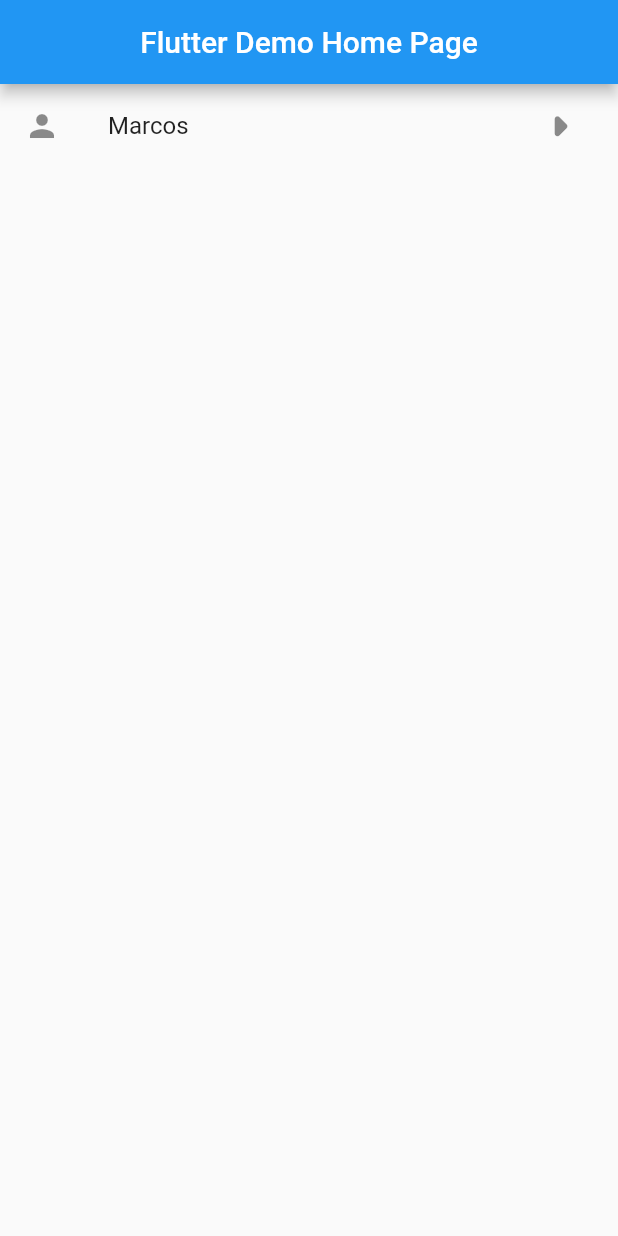
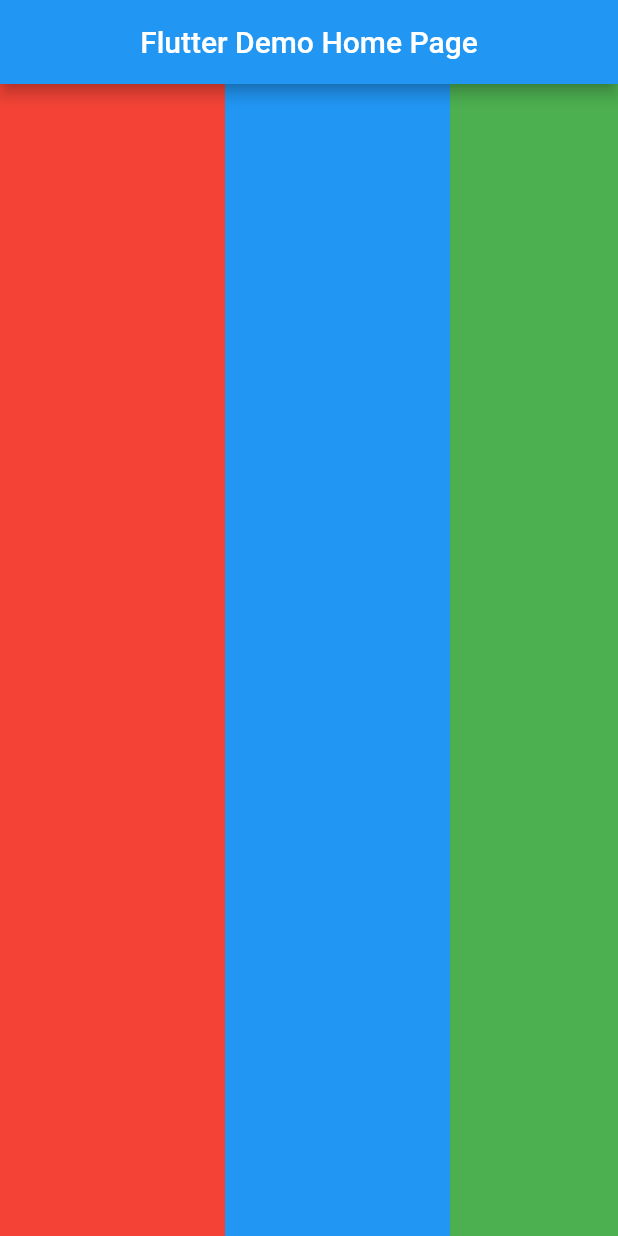
Before and after one commit to maarcos4g/flutter_lessons, a Flutter app: the screen it shows after launch, on a phone screen of 412 x 824 dp. Run offline on Flutter 3.47's test engine with Material 2 defaults, Android fonts, the phone set to English and light mode, and no system bars.

Commit message:
b7web: lesson on horizontal lists

```diff
--- a/lib/main.dart
+++ b/lib/main.dart
@@ -38,15 +38,28 @@ class _MyHomePageState extends State<MyHomePage> {
           title: Text('Flutter Demo Home Page'),
         ),
         body: ListView(
+          scrollDirection: Axis.horizontal,
           children: [
-            ListTile(
-              leading: Icon(Icons.person),
-              trailing: Container(
-                height: 100,
-                child: Icon(Icons.arrow_right_rounded, size: 45),
-              ),
-              title: Text('Marcos'),
-            )
+            Container(
+              width: 150,
+              color: Colors.red,
+            ),
+            Container(
+              width: 150,
+              color: Colors.blue,
+            ),
+            Container(
+              width: 150,
+              color: Colors.green,
+            ),
+            Container(
+              width: 150,
+              color: Colors.yellow,
+            ),
+            Container(
+              width: 150,
+              color: Colors.purple,
+            ),
           ],
         ));
   }
```
